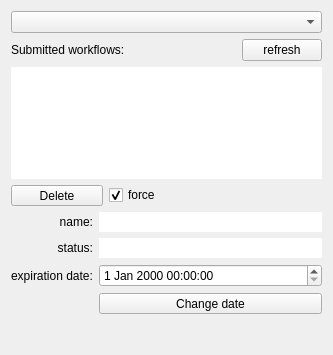
Old version of the form python/soma/workflow/gui/resource_wf_select.ui in the repository populse/soma-workflow.
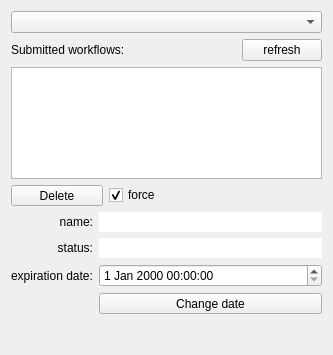
New version of the form.

Commit message: Gui: workflow status icons in the workflow list.

```diff
--- a/python/soma/workflow/gui/resource_wf_select.ui
+++ b/python/soma/workflow/gui/resource_wf_select.ui
@@ -85,7 +85,7 @@
       </size>
      </property>
      <property name="frameShape">
-      <enum>QFrame::NoFrame</enum>
+      <enum>QFrame::StyledPanel</enum>
      </property>
      <property name="alternatingRowColors">
       <bool>true</bool>
```
The commit also changes 1 other file.
